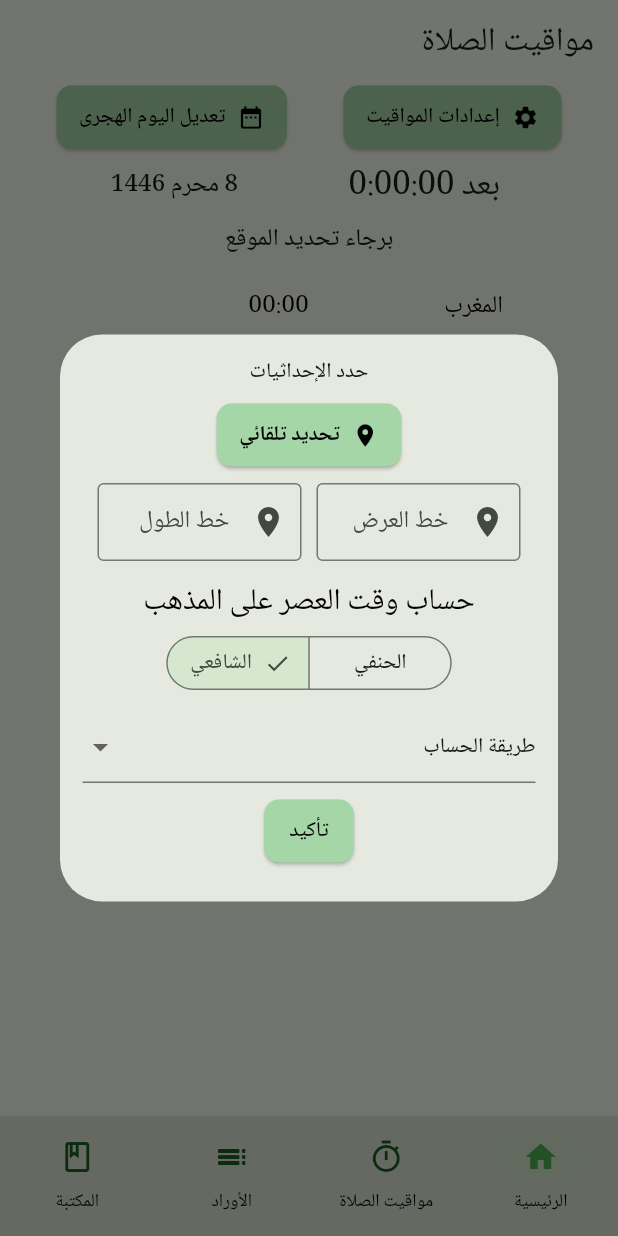
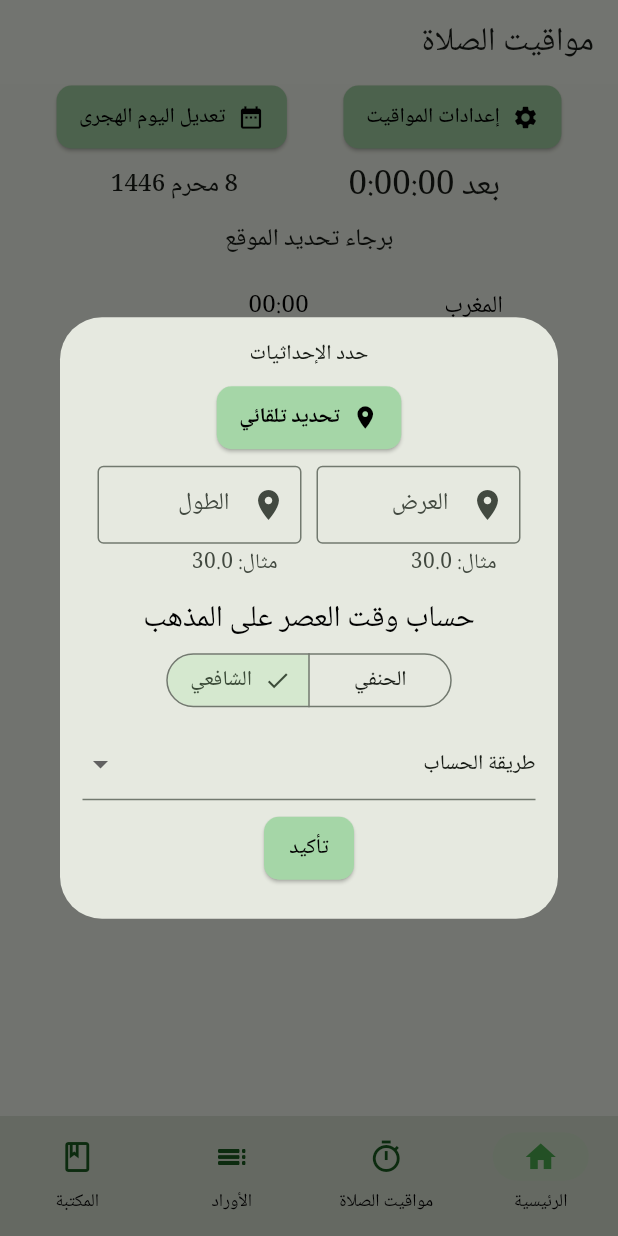
Before and after one commit to MuhammadSwa/dorar_yousria_old, a Flutter app: the PrayerTimingsScreen screen opened by its route, after a tap on "إعدادات المواقيت", on a phone screen of 412 x 824 dp. Run offline on Flutter 3.47's test engine with Material 3 defaults, Android fonts, the light colour scheme and no system bars; our stand-ins replace adaptive_theme, adhan, audio_video_progress_bar, easy_rich_text, easy_search_bar, flutter_svg and 8 more; missing offline and left inert: background_downloader, desktop_window, just_audio_media_kit, pdfrx; accounts and stored records are empty; project files that could hold a hidden picture were left out.

Commit message:
coordinaties label

```diff
--- a/lib/screens/prayer_timings_screen/coordinates_text_input_widget.dart
+++ b/lib/screens/prayer_timings_screen/coordinates_text_input_widget.dart
@@ -37,7 +37,8 @@ class CoordinatesTextInputWidget extends StatelessWidget {
               onChanged: (value) => formModel.setLatitude(value),
               controller: controller['latitude'],
               decoration: const InputDecoration(
-                labelText: 'خط العرض',
+                labelText: 'العرض',
+                helperText: 'مثال: 30.0',
                 border: OutlineInputBorder(),
                 prefixIcon: Icon(Icons.location_on),
               ),
@@ -70,7 +71,8 @@ class CoordinatesTextInputWidget extends StatelessWidget {
               onChanged: (value) => formModel.setLongitude(value),
               controller: controller['longitude'],
               decoration: const InputDecoration(
-                labelText: 'خط الطول',
+                labelText: 'الطول',
+                helperText: 'مثال: 30.0',
                 border: OutlineInputBorder(),
                 prefixIcon: Icon(Icons.location_on),
               ),
```
